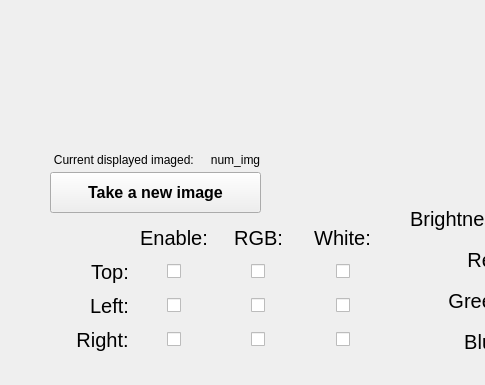
The window that form.ui (mblui/RaspberryFiles) describes before a commit, drawn with Qt 5; both pictures show x 0 to 485 and y 198 to 583 of the 827 by 583 pixel window.
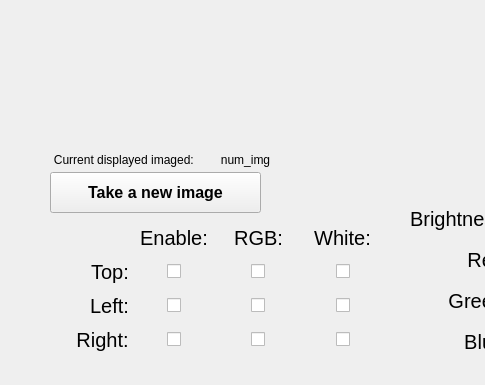
The same window after the commit. Icons and pictures are not drawn.

Diff of the .ui file:
```diff
--- a/form.ui
+++ b/form.ui
@@ -97,7 +97,7 @@
     <rect>
      <x>190</x>
      <y>350</y>
-     <width>91</width>
+     <width>111</width>
      <height>16</height>
     </rect>
    </property>
```
